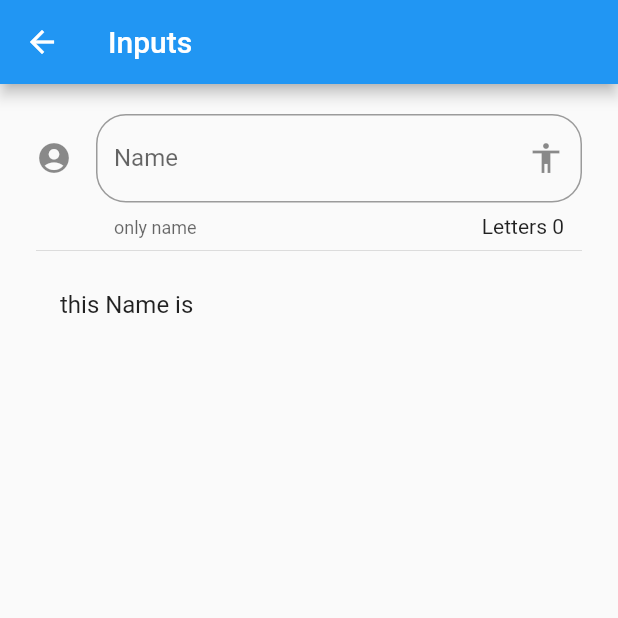
After one commit to DanielGoycochea/components_flutter, a Flutter app: the InputsPage screen opened by its route, on a phone screen of 412 x 824 dp, the top half of it. The commit adds this screen. Run offline on Flutter 3.47's test engine with Material 2 defaults, Android fonts, the phone set to English and light mode, and no system bars; missing offline and left inert: dart:ffi.

Commit message:
add inputs example

```diff
--- a/data/menu_opts.json
+++ b/data/menu_opts.json
@@ -20,6 +20,11 @@
             "ruta" : "animatedContainer",
             "icon" : "donut_large",
             "texto": "Animated Container"
+        },
+        {
+            "ruta" : "inputs",
+            "icon" : "input",
+            "texto": "inputs"
         }
     ]
 }
--- /dev/null
+++ b/lib/src/pages/inputs_page.dart
@@ -0,0 +1,52 @@
+import 'dart:ffi';
+
+import 'package:flutter/material.dart';
+
+class InputsPage extends StatefulWidget {
+  @override
+  _InputsPageState createState() => _InputsPageState();
+}
+
+class _InputsPageState extends State<InputsPage> {
+  String _name = "";
+  @override
+  Widget build(BuildContext context) {
+    return Scaffold(
+      appBar: AppBar(
+        title: Text("Inputs"),
+      ),
+      body: ListView(
+        padding: EdgeInsets.symmetric(horizontal: 24, vertical: 20),
+        children: [_createInput(), Divider(), _createPerson()],
+      ),
+    );
+  }
+
+  Widget _createInput() {
+    return TextField(
+      // autofocus: true,
+      textCapitalization: TextCapitalization.sentences,
+      onChanged: (valor) {
+        setState(() {
+          _name = valor;
+          print(_name);
+        });
+      },
+      decoration: InputDecoration(
+        border: OutlineInputBorder(borderRadius: BorderRadius.circular(20)),
+        counter: Text("Letters ${_name.length}"),
+        hintText: "Name",
+        labelText: "Name",
+        suffixIcon: Icon(Icons.accessibility),
+        icon: Icon(Icons.account_circle),
+        helperText: "only name",
+      ),
+    );
+  }
+
+  Widget _createPerson() {
+    return ListTile(
+      title: Text("this Name is $_name"),
+    );
+  }
+}
--- a/lib/src/routes/routes.dart
+++ b/lib/src/routes/routes.dart
@@ -3,6 +3,7 @@ import 'package:components_1/src/pages/animated_container_page.dart';
 import 'package:components_1/src/pages/avatar_page.dart';
 import 'package:components_1/src/pages/card_page.dart';
 import 'package:components_1/src/pages/home_page.dart';
+import 'package:components_1/src/pages/inputs_page.dart';
 import 'package:flutter/material.dart';
 
 Map<String, WidgetBuilder> getAplicationRoutes() {
@@ -12,5 +13,6 @@ Map<String, WidgetBuilder> getAplicationRoutes() {
     "alert": (BuildContext context) => AlertPage(),
     "card": (BuildContext context) => CardPage(),
     "animatedContainer": (BuildContext context) => AnimatedContainerPage(),
+    "inputs": (BuildContext context) => InputsPage(),
   };
 }
--- a/lib/src/utils/icon_string_util.dart
+++ b/lib/src/utils/icon_string_util.dart
@@ -4,7 +4,8 @@ final _icons = <String, IconData>{
   "add_alert": Icons.add_alert,
   "accessibility": Icons.accessibility,
   "folder_open": Icons.folder_open,
-  "donut_large": Icons.donut_large
+  "donut_large": Icons.donut_large,
+  "input": Icons.input,
 };
 
 Icon getIcon(String nameIcon) {
```
